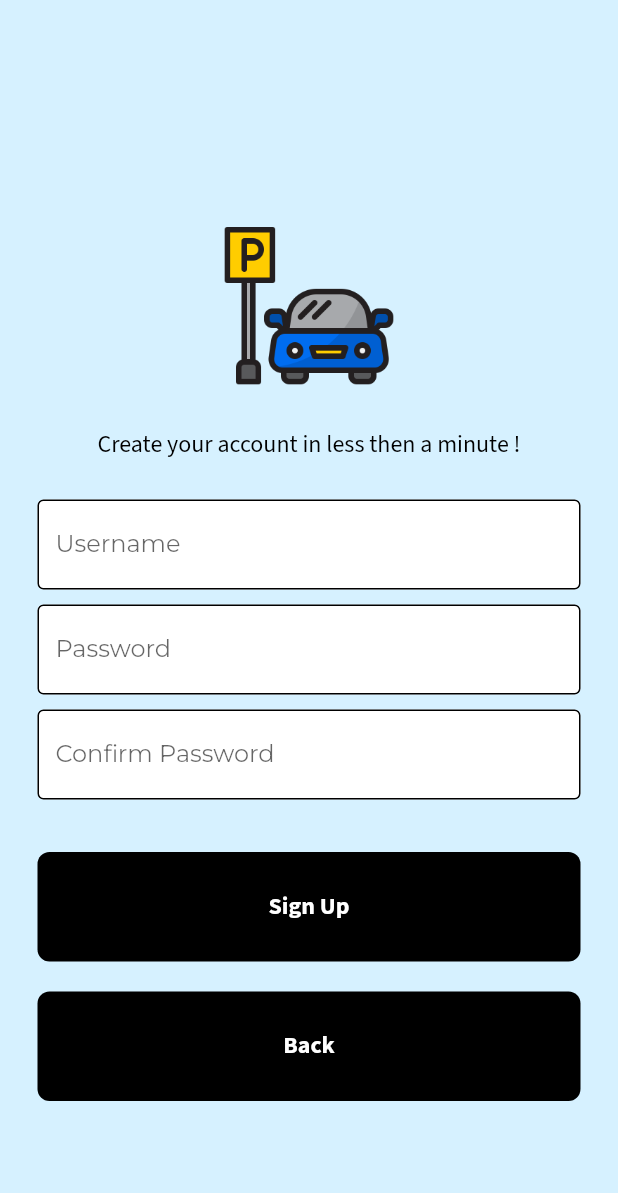
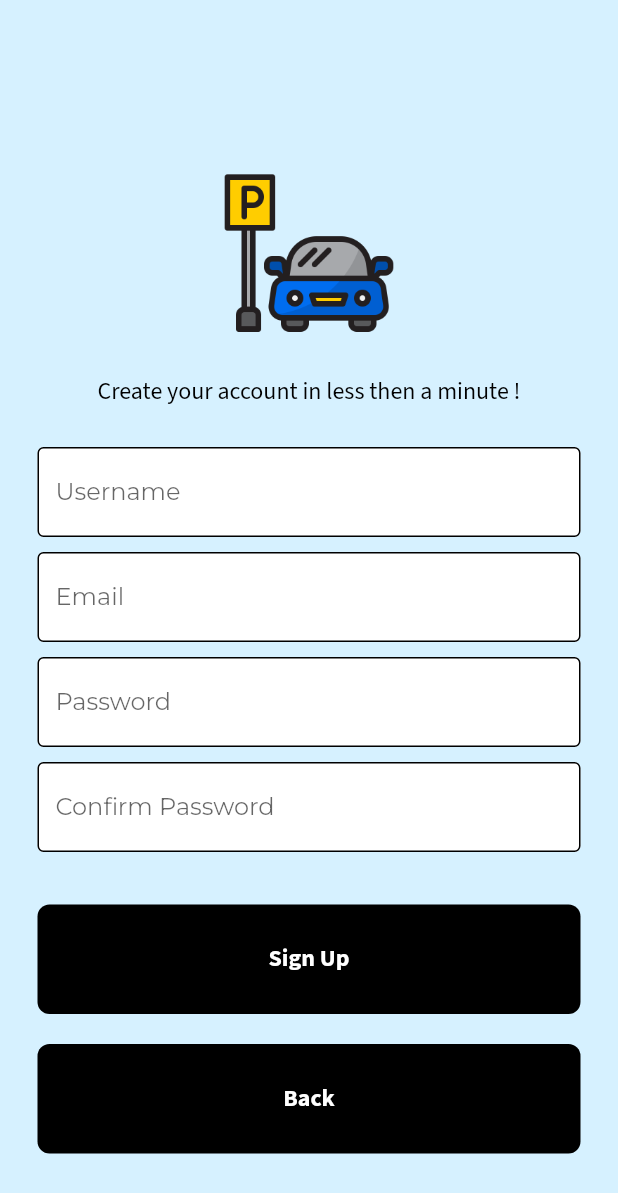
Before and after one commit to iloveangpao/2006_CarparkApp, a Flutter app: the RegisterPage screen opened directly, after a tap on "Sign Up", on a phone screen of 412 x 824 dp. Shown: the top 1193 px of the screen. Run offline on Flutter 3.47's test engine with Material 2 defaults, Android fonts, the phone set to English and light mode, and no system bars; our stand-ins replace flutter_secure_storage, geolocator, google_fonts, google_maps_flutter; missing offline and left inert: flutter_polyline_points, geolocator_platform_interface; accounts and stored records are empty; network calls fail.

Commit message:
Update register_page.dart

```diff
--- a/lib/pages/register_page.dart
+++ b/lib/pages/register_page.dart
@@ -10,21 +10,60 @@ class RegisterPage extends StatelessWidget {
 
   //text editing controller
   final usernameController = TextEditingController();
+  final emailController = TextEditingController();
   final passwordController = TextEditingController();
 
-  void signUpUser() async {
+  Future<void> signUpUser(BuildContext context) async {
     var url = Uri.parse('http://20.187.121.122/users/');
 
-    var response = await http.post(url, body: {
-      'email': usernameController.text,
-      'password': passwordController.text,
-    });
+    var response = await http.post(
+      url,
+      headers: {
+        'Content-Type': 'application/json',
+      },
+      body: jsonEncode({
+        'username': usernameController.text,
+        'email': emailController.text,
+        'password': passwordController.text,
+      }),
+    );
 
     if (response.statusCode == 200) {
       // User was successfully signed up
+      showDialog(
+          context: context,
+          builder: (BuildContext context) {
+            return AlertDialog(
+              title: Text('Sign up successful'),
+              actions: <Widget>[
+                TextButton(
+                  onPressed: () {
+                    Navigator.pop(context);
+                    Navigator.pop(context);
+                  },
+                  child: Text('OK'),
+                ),
+              ],
+            );
+          });
     } else {
-
       // An error occurred
+      showDialog(
+          context: context,
+          builder: (BuildContext context) {
+            return AlertDialog(
+              title: Text('Sign up unsuccessful'),
+              content: Text(response.body),
+              actions: <Widget>[
+                TextButton(
+                  onPressed: () {
+                    Navigator.pop(context);
+                  },
+                  child: Text('OK'),
+                ),
+              ],
+            );
+          });
     }
   }
 
@@ -57,6 +96,13 @@ class RegisterPage extends StatelessWidget {
                     obscureText: false,
                   ),
                   const SizedBox(height: 10),
+                  //username textfield
+                  MyTextfield(
+                    controller: emailController,
+                    hintText: 'Email',
+                    obscureText: false,
+                  ),
+                  const SizedBox(height: 10),
                   //password textfield
                   MyTextfield(
                     controller: passwordController,
@@ -81,7 +127,7 @@ class RegisterPage extends StatelessWidget {
                   const SizedBox(height: 25),
                   //sign in button
                   GestureDetector(
-                    onTap: signUpUser,
+                    onTap: () => signUpUser(context),
                     child: Container(
                         padding: const EdgeInsets.all(25),
                         margin: const EdgeInsets.symmetric(horizontal: 25),
```
